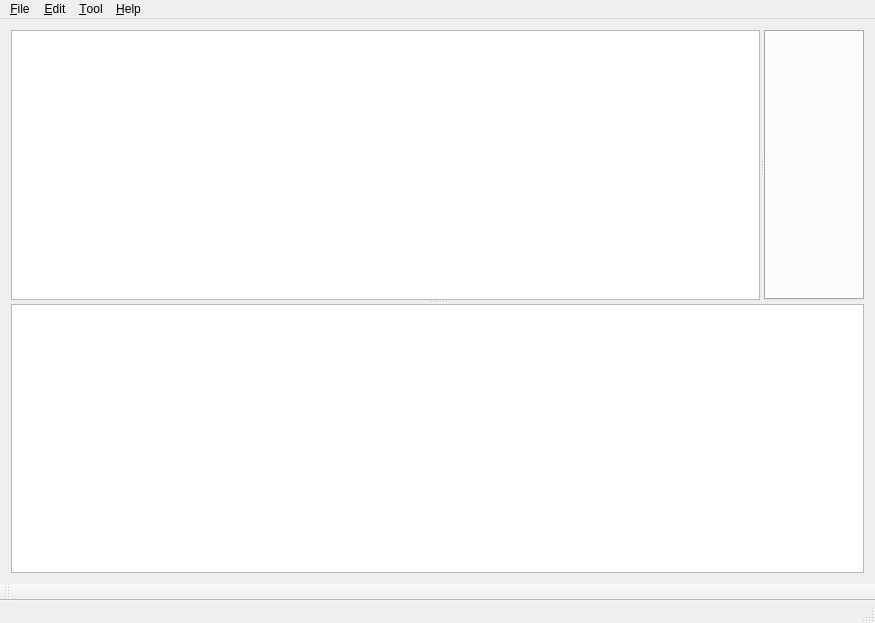
This is client/ShadowBlade-client/mainwindow.ui in windworst/ShadowBlade-rc as Qt 5 draws it before an edit. The edited form follows.
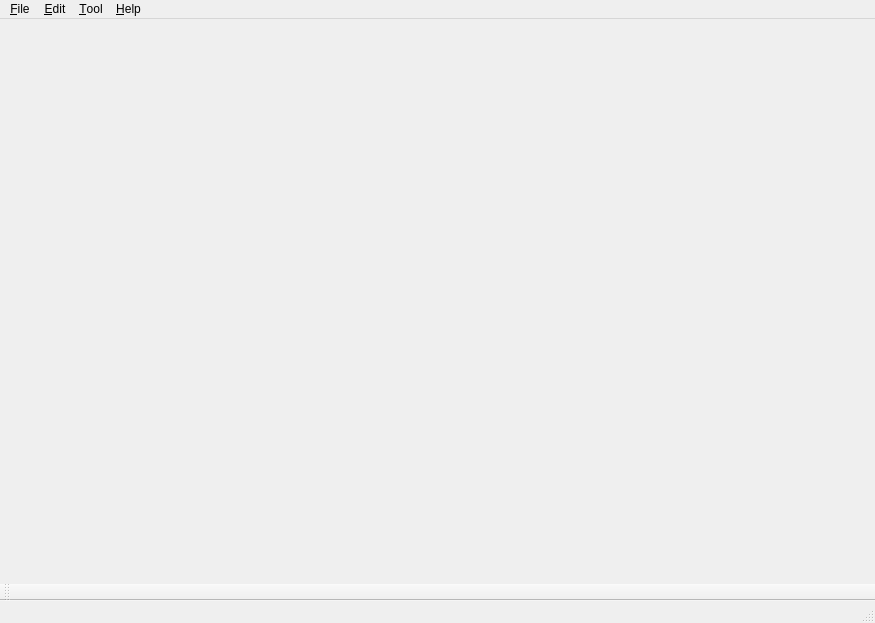
This is the edited form.

Diff of the .ui file:
```diff
--- a/client/ShadowBlade-client/mainwindow.ui
+++ b/client/ShadowBlade-client/mainwindow.ui
@@ -20,71 +20,7 @@
    <string>ShadowBlade</string>
   </property>
   <widget class="QWidget" name="centralWidget">
-   <layout class="QVBoxLayout" name="verticalLayout">
-    <item>
-     <widget class="QSplitter" name="splitter_v1">
-      <property name="sizePolicy">
-       <sizepolicy hsizetype="Preferred" vsizetype="Expanding">
-        <horstretch>0</horstretch>
-        <verstretch>0</verstretch>
-       </sizepolicy>
-      </property>
-      <property name="orientation">
-       <enum>Qt::Vertical</enum>
-      </property>
-      <widget class="QSplitter" name="splitter_h1">
-       <property name="sizePolicy">
-        <sizepolicy hsizetype="Expanding" vsizetype="Preferred">
-         <horstretch>0</horstretch>
-         <verstretch>0</verstretch>
-        </sizepolicy>
-       </property>
-       <property name="orientation">
-        <enum>Qt::Horizontal</enum>
-       </property>
-       <widget class="QTreeView" name="treeView">
-        <property name="minimumSize">
-         <size>
-          <width>100</width>
-          <height>100</height>
-         </size>
-        </property>
-        <property name="baseSize">
-         <size>
-          <width>200</width>
-          <height>0</height>
-         </size>
-        </property>
-       </widget>
-       <widget class="QTabWidget" name="tabWidget">
-        <property name="minimumSize">
-         <size>
-          <width>100</width>
-          <height>100</height>
-         </size>
-        </property>
-        <property name="currentIndex">
-         <number>-1</number>
-        </property>
-       </widget>
-      </widget>
-      <widget class="QTextEdit" name="textEdit">
-       <property name="minimumSize">
-        <size>
-         <width>100</width>
-         <height>100</height>
-        </size>
-       </property>
-       <property name="baseSize">
-        <size>
-         <width>0</width>
-         <height>200</height>
-        </size>
-       </property>
-      </widget>
-     </widget>
-    </item>
-   </layout>
+   <layout class="QVBoxLayout" name="verticalLayout"/>
   </widget>
   <widget class="QToolBar" name="mainToolBar">
    <attribute name="toolBarArea">
```
Left out of the diff: 2 changed lines with no effect on the pictures.
